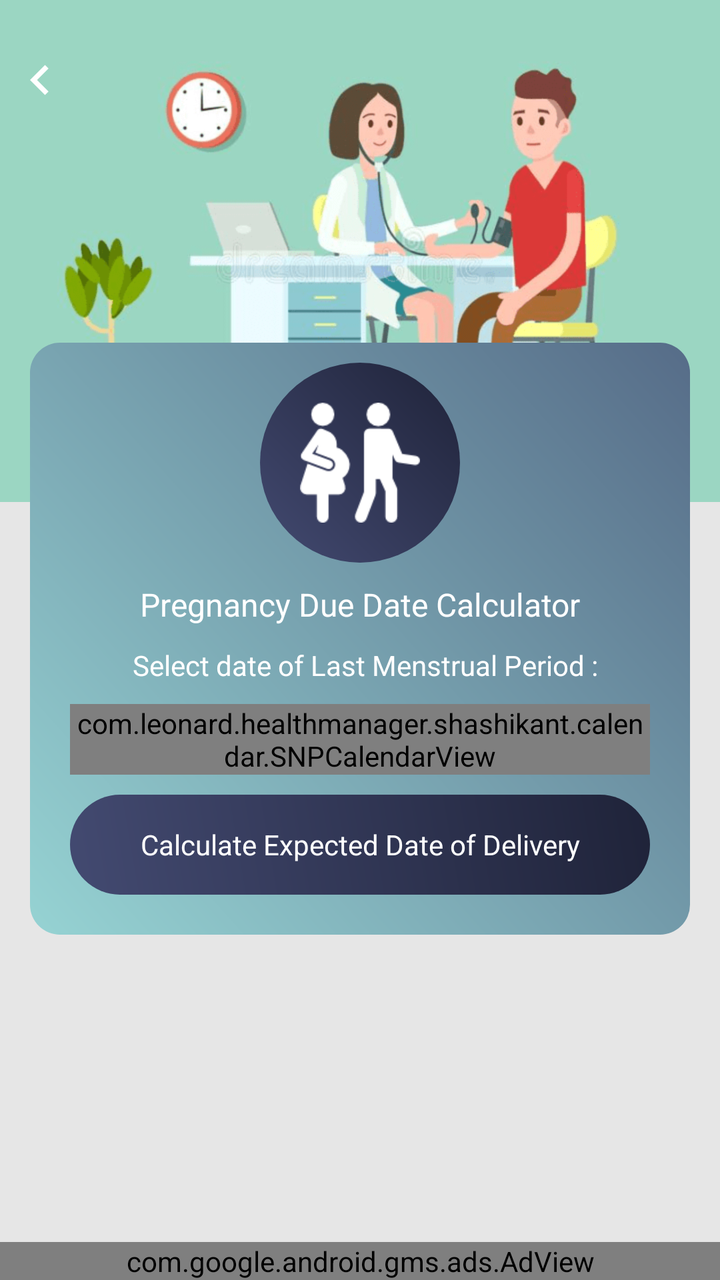
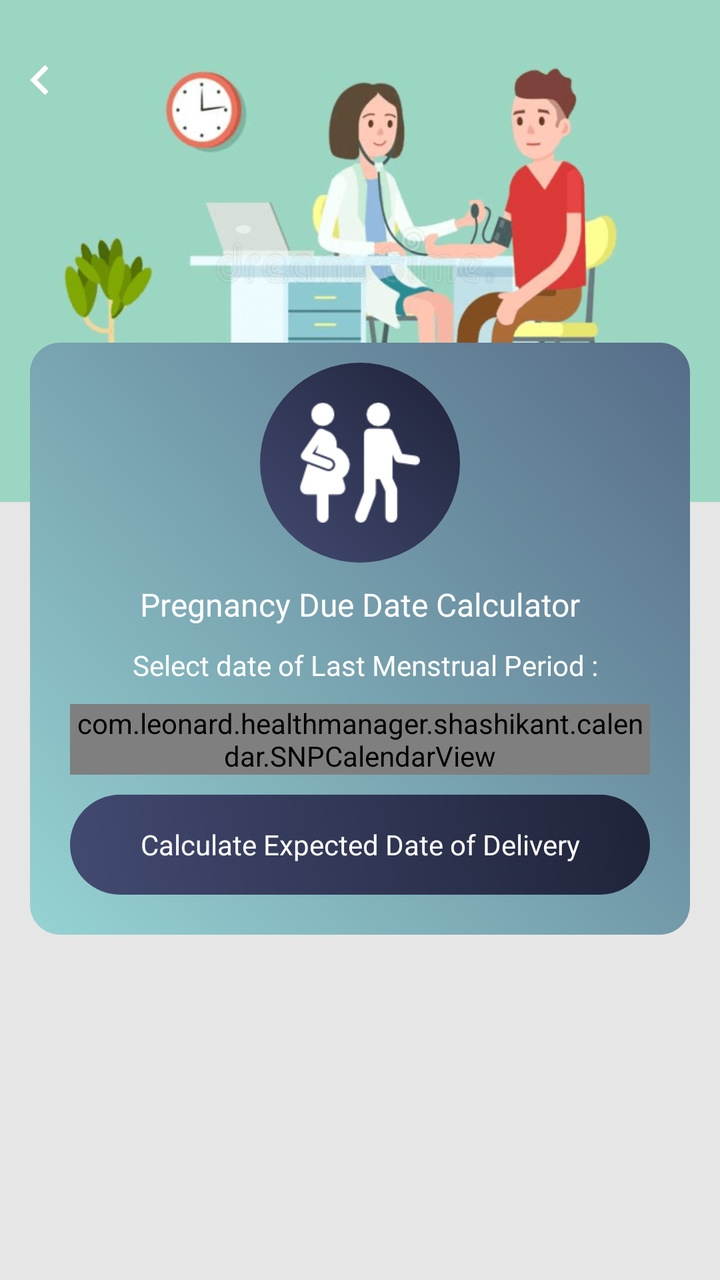

The first picture is an Android layout as it rendered before a commit; the second is the same layout after the commit. The layout source and the unified diff follow.
<!-- AndroidManifest.xml: application theme AppTheme -->
<!-- res/layout/pregnancy_due_date_calculator.xml -->
<?xml version="1.0" encoding="utf-8"?>
<RelativeLayout xmlns:android="http://schemas.android.com/apk/res/android"
    xmlns:aapt="http://schemas.android.com/aapt"
    xmlns:app="http://schemas.android.com/apk/res-auto"
    android:layout_width="match_parent"
    android:layout_height="match_parent"
    android:background="@color/gray_color"
    android:orientation="vertical">

    <RelativeLayout
        android:id="@+id/banner"
        android:layout_width="match_parent"
        android:layout_height="wrap_content"
        android:background="@mipmap/calculator_banner_2">

    </RelativeLayout>

    <ImageView
        android:id="@+id/iv_back"
        android:layout_width="40dp"
        android:layout_height="40dp"
        android:layout_alignParentLeft="true"
        android:layout_alignParentTop="true"
        android:layout_marginTop="20dp"
        android:padding="5dp"
        android:src="@drawable/ic_chevron_left_white_24dp" />


    <LinearLayout
        android:id="@+id/cardviewone"
        android:layout_marginBottom="60dp"
        android:layout_width="match_parent"
        android:layout_height="wrap_content"
        android:layout_below="@+id/banner"
        android:layout_marginLeft="@dimen/text_15"
        android:layout_marginTop="-80dp"
        android:layout_marginRight="@dimen/text_15"
        android:orientation="horizontal"
        android:background="@drawable/a2_grad_black"
        app:cardElevation="20dip">


        <ScrollView
            android:layout_width="match_parent"
            android:layout_height="wrap_content"
            android:layout_above="@+id/normal_ad_include"
            android:layout_below="@+id/tv_pregnancy">

            <LinearLayout
                android:layout_width="match_parent"
                android:layout_height="wrap_content"
                android:layout_centerInParent="true"

                android:orientation="vertical">

                <RelativeLayout
                    android:layout_width="match_parent"
                    android:layout_height="wrap_content"
                    android:layout_above="@+id/cardviewone"
                    android:layout_marginTop="10dp">

                    <RelativeLayout
                        android:id="@+id/rel12"
                        android:layout_width="100dp"
                        android:layout_height="100dp"
                        android:layout_centerInParent="true"
                        android:background="@drawable/a3_grad">

                        <ImageView
                            android:id="@+id/iv_pregnancy"
                            android:layout_width="60dp"
                            android:layout_height="60dp"
                            android:layout_centerInParent="true"
                            android:layout_centerHorizontal="true"
                            android:src="@drawable/img_pregnancy_due_date" />
                    </RelativeLayout>
                </RelativeLayout>


                <TextView
                    android:id="@+id/tv_pregnancy"
                    android:layout_width="match_parent"
                    android:layout_height="wrap_content"
                    android:layout_below="@+id/rel12"
                    android:layout_centerHorizontal="true"
                    android:layout_margin="10dp"
                    android:text="@string/Pregnancy_Due_Date_Calculator"
                    android:textAlignment="center"
                    android:textColor="@color/white"
                    android:textSize="@dimen/textsize_16" />


                <TextView
                    android:id="@+id/tv_date"
                    android:layout_width="match_parent"
                    android:layout_height="wrap_content"
                    android:layout_above="@+id/mFCalendarView"
                    android:layout_marginBottom="10dp"
                    android:gravity="center"
                    android:inputType="numberDecimal"
                    android:paddingLeft="5dp"
                    android:text="@string/Select_date_of_Last_Menstrual_Period"
                    android:textColor="@color/white"
                    android:textColorHint="@color/white"
                    android:textSize="@dimen/textsize_14" />

                <com.leonard.healthmanager.shashikant.calendar.SNPCalendarView
                    android:id="@+id/mFCalendarView"
                    android:layout_width="wrap_content"
                    android:layout_height="wrap_content"
                    android:layout_centerInParent="true"
                    android:background="@color/line_color"
                    android:layout_gravity="top|bottom|left|right|center_vertical|fill_vertical|center_horizontal|fill_horizontal|center|fill|start|end"
                    android:layout_marginLeft="20dp"
                    android:layout_marginRight="20dp" />

                <TextView
                    android:id="@+id/tv_search_date"
                    android:layout_width="match_parent"
                    android:layout_height="50dp"
                    android:layout_below="@+id/mFCalendarView"
                    android:layout_marginLeft="20dp"
                    android:layout_marginTop="10dp"
                    android:layout_marginBottom="@dimen/text_20"
                    android:layout_marginRight="20dp"
                    android:background="@drawable/a3_grad"
                    android:gravity="center"
                    android:text="@string/Calculate_Expected_Date_of_Delivery"
                    android:textColor="@color/white"
                    android:textColorHint="@color/white"
                    android:textSize="@dimen/textsize_14" />
            </LinearLayout>
        </ScrollView>

    </LinearLayout>

    <include
        android:id="@+id/ad_layout"
        layout="@layout/native_ad"
        android:layout_width="match_parent"
        android:layout_height="wrap_content"
        android:layout_alignParentLeft="true"
        android:layout_alignParentBottom="true"
        android:layout_gravity="top|center_vertical|center_horizontal|center" />
</RelativeLayout>
<!-- res/layout/native_ad.xml (included above) -->
<?xml version="1.0" encoding="utf-8"?>
<LinearLayout xmlns:android="http://schemas.android.com/apk/res/android"
    xmlns:aapt="http://schemas.android.com/aapt"
    xmlns:app="http://schemas.android.com/apk/res-auto"
    android:layout_width="match_parent"
    android:layout_height="wrap_content"
    android:orientation="vertical">

    <com.google.android.gms.ads.AdView
        android:id="@+id/adView"
        android:layout_width="match_parent"
        android:layout_height="wrap_content"
        android:layout_above="@+id/ll_footer_menu"
        app:adSize="BANNER"
        app:adUnitId="@string/banner_ad_three" />
</LinearLayout>
<!-- resources referenced by this layout -->
<resources>
  <color name="gray_color">#E6E6E6</color>
  <color name="line_color">#9BB5C1</color>
  <color name="white">#ffffff</color>
  <dimen name="text_15">15sp</dimen>
  <dimen name="text_20">20sp</dimen>
  <dimen name="textsize_14">14sp</dimen>
  <dimen name="textsize_16">16sp</dimen>
  <!-- drawable a2_grad_black (drawable) -->
  <?xml version="1.0" encoding="utf-8"?>
  <shape xmlns:android="http://schemas.android.com/apk/res/android">
      <gradient
          android:angle="225"
          android:endColor="#96D3D3"
          android:startColor="#566C88" />
  
      <corners android:radius="15dp"/>
  
  </shape>
  <!-- drawable a3_grad (drawable) -->
  <?xml version="1.0" encoding="utf-8"?>
  <shape xmlns:android="http://schemas.android.com/apk/res/android">
  <gradient
      android:angle="225"
      android:endColor="#434A71"
      android:startColor="#1F2339" />
  
  <corners android:radius="200dp"/>
  
  </shape>
  <!-- drawable ic_chevron_left_white_24dp (drawable) -->
  <vector android:height="24dp" android:tint="#FFFFFF"
      android:viewportHeight="24" android:viewportWidth="24"
      android:width="24dp" xmlns:android="http://schemas.android.com/apk/res/android">
      <path android:fillColor="@android:color/white" android:pathData="M15.41,7.41L14,6l-6,6 6,6 1.41,-1.41L10.83,12z"/>
  </vector>
  <!-- drawable img_pregnancy_due_date: png bitmap (drawable, 1671 bytes) -->
  <!-- mipmap calculator_banner_2: png bitmap (mipmap-xhdpi, 70074 bytes) -->
  <string name="Calculate_Expected_Date_of_Delivery">Calculate Expected Date of Delivery</string>
  <string name="Pregnancy_Due_Date_Calculator">Pregnancy Due Date Calculator</string>
  <string name="Select_date_of_Last_Menstrual_Period">Select date of Last Menstrual Period :</string>
  <string name="banner_ad_three">ca-app-pub-2957577039807154/7696956496</string>
  <style name="AppTheme" parent="Theme.AppCompat.Light.DarkActionBar">
          
          <item name="colorPrimary">@color/colorPrimary</item>
          <item name="colorPrimaryDark">@color/colorPrimaryDark</item>
          <item name="colorAccent">@color/colorAccent</item>
      </style>
  <color name="colorPrimary">#434A71</color>
  <color name="colorPrimaryDark">#1F2339</color>
  <color name="colorAccent">#1F2339</color>
</resources>

<!-- the commit's change to res/layout/pregnancy_due_date_calculator.xml (unified diff, before → after) -->
@@ -134,29 +134,13 @@
 
     </LinearLayout>
 
-    <include
-        android:id="@+id/ad_layout"
-        layout="@layout/native_ad"
+    <LinearLayout
+        android:id="@+id/normal_ad_include"
         android:layout_width="match_parent"
         android:layout_height="wrap_content"
-        android:layout_alignParentLeft="true"
+        android:orientation="vertical"
         android:layout_alignParentBottom="true"
-        android:layout_gravity="top|center_vertical|center_horizontal|center" />
+        android:gravity="center"/>
+
+    
 </RelativeLayout>
-<!-- res/layout/native_ad.xml (included above) -->
-<?xml version="1.0" encoding="utf-8"?>
-<LinearLayout xmlns:android="http://schemas.android.com/apk/res/android"
-    xmlns:aapt="http://schemas.android.com/aapt"
-    xmlns:app="http://schemas.android.com/apk/res-auto"
-    android:layout_width="match_parent"
-    android:layout_height="wrap_content"
-    android:orientation="vertical">
-
-    <com.google.android.gms.ads.AdView
-        android:id="@+id/adView"
-        android:layout_width="match_parent"
-        android:layout_height="wrap_content"
-        android:layout_above="@+id/ll_footer_menu"
-        app:adSize="BANNER"
-        app:adUnitId="@string/banner_ad_three" />
-</LinearLayout>
<!-- resource entries referenced after the edit -->
@@ -40,7 +40,6 @@
   <string name="Calculate_Expected_Date_of_Delivery">Calculate Expected Date of Delivery</string>
   <string name="Pregnancy_Due_Date_Calculator">Pregnancy Due Date Calculator</string>
   <string name="Select_date_of_Last_Menstrual_Period">Select date of Last Menstrual Period :</string>
-  <string name="banner_ad_three">ca-app-pub-2957577039807154/7696956496</string>
   <style name="AppTheme" parent="Theme.AppCompat.Light.DarkActionBar">
           
           <item name="colorPrimary">@color/colorPrimary</item>
